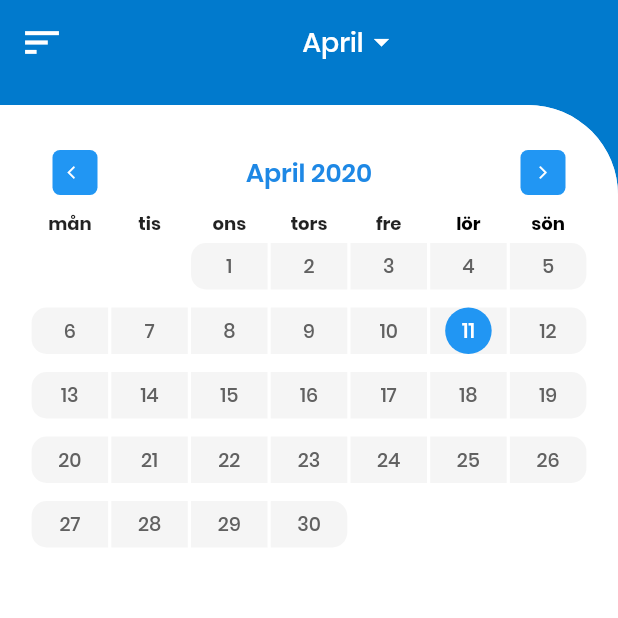
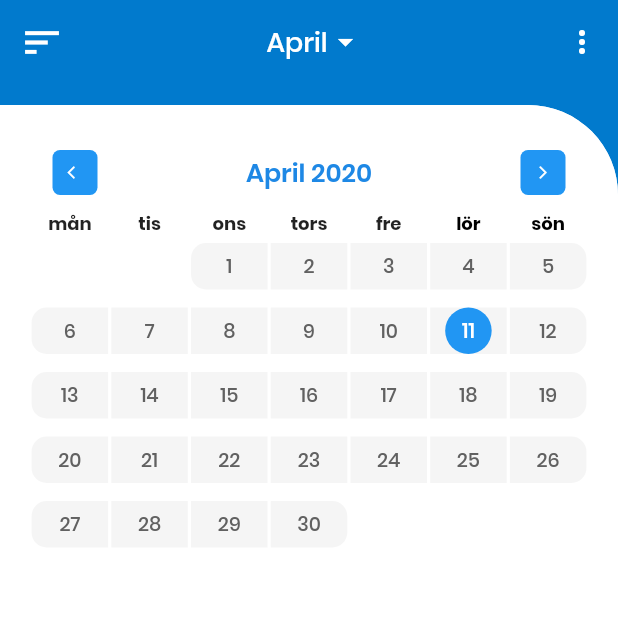
Before and after one commit to sdg85/timebuddy, a Flutter app: the screen it shows once a user with an empty profile is signed in, on a phone screen of 412 x 824 dp, the top half of it. Run offline on Flutter 3.47's test engine with Material 2 defaults, Android fonts, the phone set to English and light mode, and no system bars; drawn by our look-alikes of table_calendar; our stand-ins replace cloud_firestore, email_validator, firebase_auth, geolocator; accounts and stored records are empty.

Commit message:
disable physical back button in the app

```diff
--- a/lib/widgets/layout.dart
+++ b/lib/widgets/layout.dart
@@ -7,7 +7,11 @@ class Layout extends StatefulWidget {
   final Widget appBarTitleWidget;
   final Widget child;
 
-  Layout({Key key, this.title, this.appBarTitleWidget, this.child})
+  Layout(
+      {Key key,
+      this.title,
+      this.appBarTitleWidget,
+      this.child})
       : super(key: key);
 
   @override
@@ -24,7 +28,9 @@ class _LayoutState extends State<Layout> {
     return SafeArea(
       child: loading
           ? InProgressLoader()
-          : Scaffold(
+          : WillPopScope(
+              onWillPop: () async => false,
+              child: Scaffold(
                 key: _layoutKey,
                 backgroundColor: Color(0xff017ACD),
                 appBar: PreferredSize(
@@ -43,6 +49,16 @@ class _LayoutState extends State<Layout> {
                     elevation: 0,
                     backgroundColor: Color(0xff017ACD),
                     title: widget.appBarTitleWidget,
+                    actions: <Widget>[
+                      PopupMenuButton(
+                        offset: Offset(0, 100),
+                        itemBuilder: (context) => <PopupMenuItem>[
+                          PopupMenuItem(
+                            child: InkWell(child: Text("Item 1"), onTap: () {}),
+                          )
+                        ],
+                      )
+                    ],
                   ),
                 ),
                 drawer: AppDrawer(
@@ -59,6 +75,7 @@ class _LayoutState extends State<Layout> {
                   ),
                 ),
               ),
+            ),
     );
   }
 }
```
Lines whose indentation alone changed are shown as unchanged.
